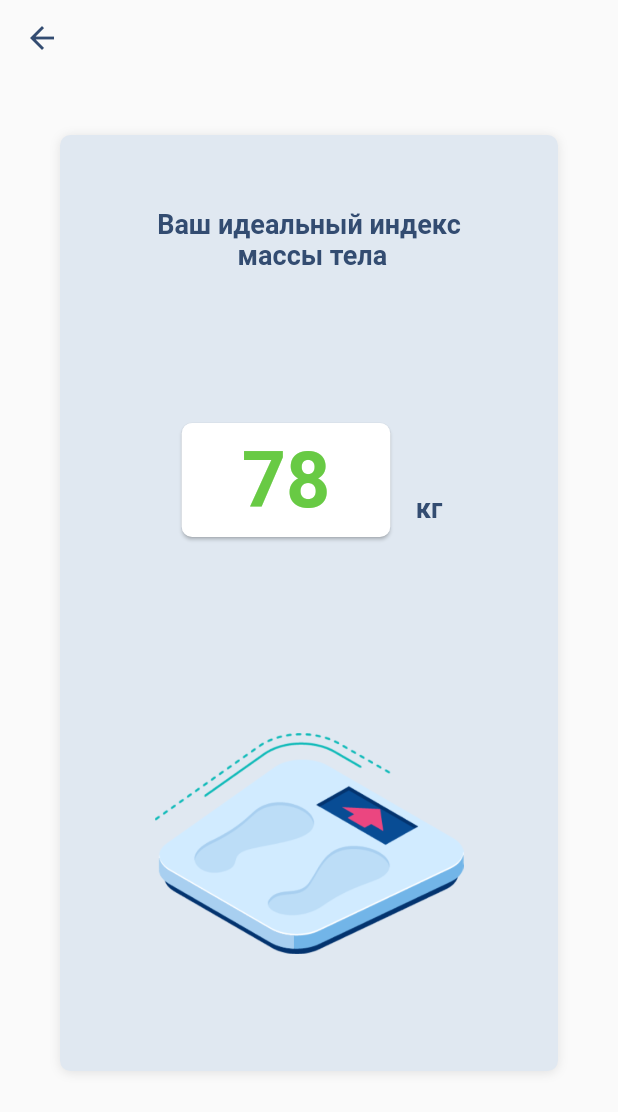
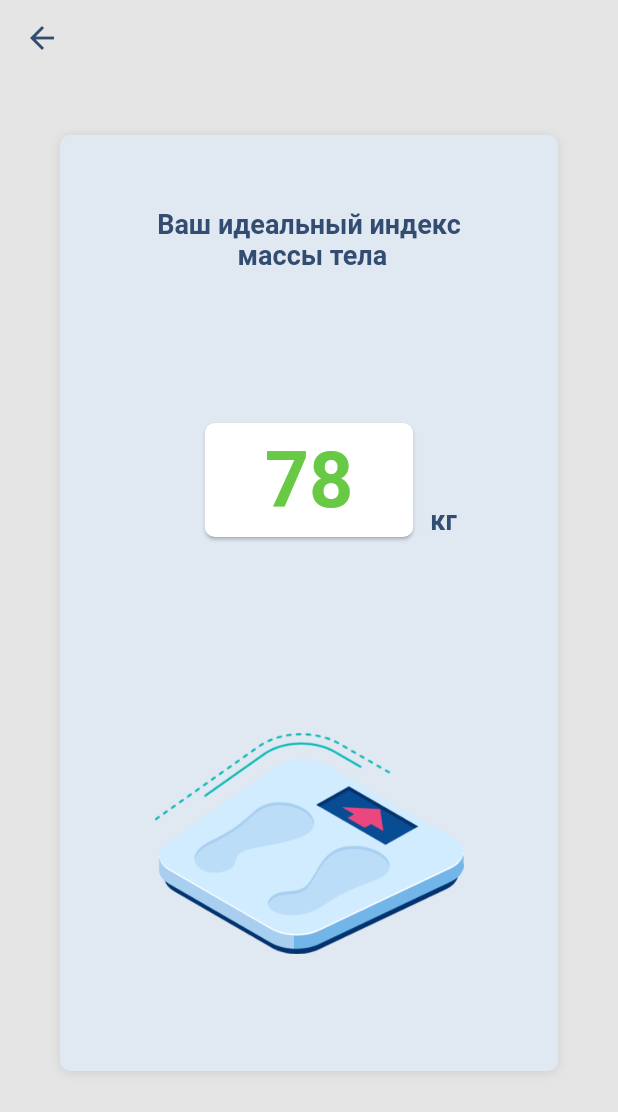
Before and after one commit to cr0manty/Health_Balance, a Flutter app: the HomeScreen screen opened by its route, after a tap on "Вес", on a phone screen of 412 x 824 dp. Shown: the top 1112 px of the screen. Run offline on Flutter 3.47's test engine with Material 2 defaults, Android fonts, the light colour scheme and no system bars; our stand-ins replace bloc, equatable, flutter_bloc, flutter_svg, formz, freezed_annotation and 1 more; accounts and stored records are empty; generated files the repository leaves out were written again; Roboto replaces fonts that are missing (SF Pro Display); statements that could not run were skipped.

Commit message:
center activity value item

```diff
--- a/lib/router/navigation.dart
+++ b/lib/router/navigation.dart
@@ -40,7 +40,7 @@ class NavigationManager {
     );
   }
 
-  Future<dynamic> pushReplacement(String route) {
+  Future<dynamic> pushReplacementNamed(String route) {
     return _navigatorKey.currentState.pushReplacementNamed(route);
   }
 
--- a/lib/screens/activity/activity_item.dart
+++ b/lib/screens/activity/activity_item.dart
@@ -2,6 +2,7 @@ import 'package:flutter/material.dart';
 import 'package:flutter/widgets.dart';
 import 'package:flutter/foundation.dart';
 import 'package:health_balance/src/models/activity/activity.dart';
+import 'package:health_balance/utils/constants.dart';
 import 'package:health_balance/widgets/app_bar.dart';
 
 @immutable
@@ -17,6 +18,7 @@ class ActivityItemScreen extends StatelessWidget {
   @override
   Widget build(BuildContext context) {
     return Scaffold(
+      backgroundColor: AppColors.background,
       appBar: const UserAppBar(),
       body: Padding(
         padding: const EdgeInsets.all(40),
@@ -39,17 +41,16 @@ class ActivityItemScreen extends StatelessWidget {
               Center(
                 child: Text(
                   activity.helpText,
+                  textAlign: TextAlign.center,
                   style: const TextStyle(
                     color: Color(0xff334c71),
                     fontSize: 18,
                     fontWeight: FontWeight.w600,
                   ),
-                  textAlign: TextAlign.center,
                 ),
               ),
-              Row(
-                mainAxisAlignment: MainAxisAlignment.center,
-                crossAxisAlignment: CrossAxisAlignment.end,
+              Stack(
+                alignment: Alignment.center,
                 children: [
                   FittedBox(
                     child: Card(
@@ -79,14 +80,18 @@ class ActivityItemScreen extends StatelessWidget {
                     ),
                   ),
                   if (activity.unit != null)
-                    Padding(
-                      padding: const EdgeInsets.only(bottom: 13, left: 13),
+                    Positioned(
+                      bottom: 5,
+                      right: 0,
+                      child: Container(
+                        transform: Matrix4.translationValues(25, 0, 0),
                         child: Text(
                           activity.unit,
                           style: const TextStyle(
                             color: Color(0xff334c71),
                             fontSize: 18,
                             fontWeight: FontWeight.w600,
+                          ),
                         ),
                       ),
                     ),
--- a/lib/screens/main_screens/widgets/activity_card.dart
+++ b/lib/screens/main_screens/widgets/activity_card.dart
@@ -54,6 +54,8 @@ class ActivityCard extends StatelessWidget {
                 alignment: Alignment.center,
                 child: Text(
                   label,
+                  maxLines: 1,
+                  textAlign: TextAlign.center,
                   style: const TextStyle(
                     color: Color(0xFF334C71),
                     fontSize: 18,
--- a/lib/screens/user_data/user_info.dart
+++ b/lib/screens/user_data/user_info.dart
@@ -55,7 +55,8 @@ class _UserInfoScreenState extends State<UserInfoScreen> {
       body: BlocListener<UserBLoC, UserState>(
         listener: (context, state) {
           if (state is ExistUserState) {
-            NavigationManager.instance.pushReplacement('/user_additional_info');
+            NavigationManager.instance
+                .pushReplacementNamed('/user_additional_info');
           }
         },
         child: GestureDetector(
--- a/lib/utils/constants.dart
+++ b/lib/utils/constants.dart
@@ -1,7 +1,6 @@
 import 'dart:ui';
 
 class AppColors {
-  static Color get background1 => const Color(0xFFFFFFFF);
   static Color get background => const Color(0xFFE5E5E5);
 
   static Color get inputBackground => const Color(0xFFE0E7F1);
```
Also changed, not shown: lib/screens/app.dart (+8 -0 lines). Lines whose indentation alone changed are shown as unchanged.
